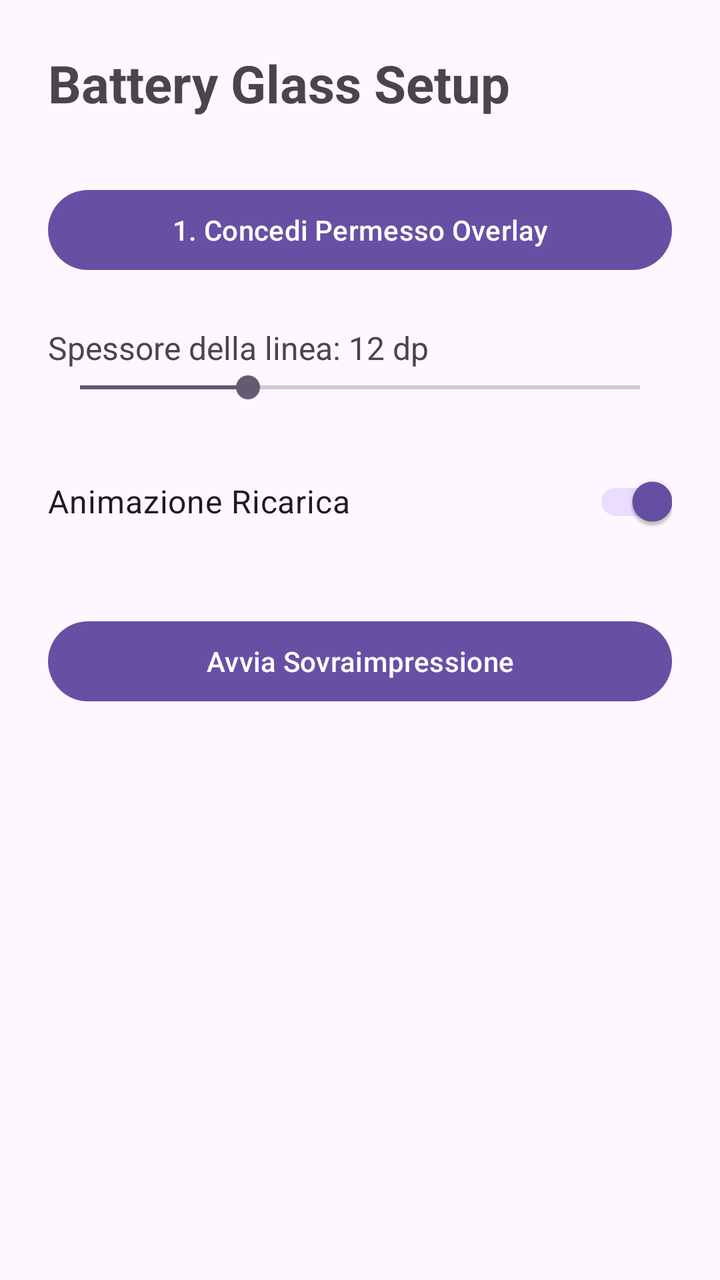
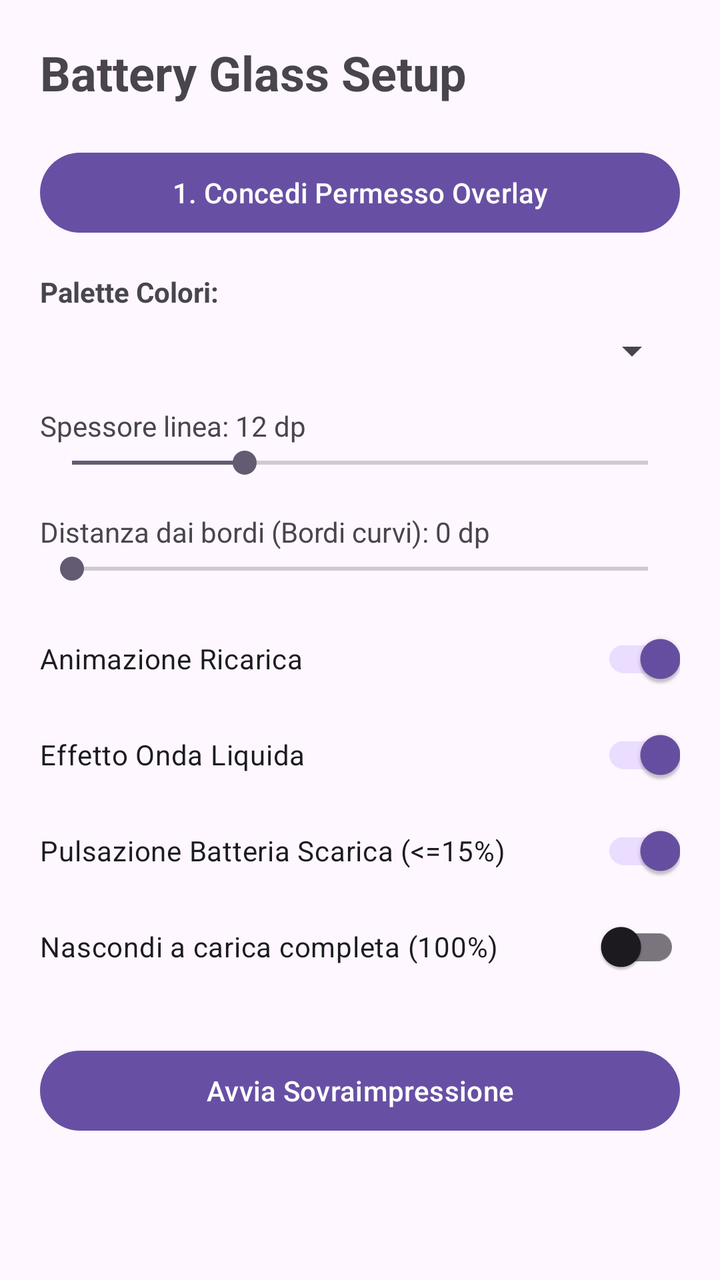

Compare the two renders of this Android layout. The source of the first and the diff that turns it into the second are given below.
<!-- AndroidManifest.xml: application theme Theme.Material3.DayNight -->
<!-- res/layout/activity_main.xml -->
<?xml version="1.0" encoding="utf-8"?>
<LinearLayout xmlns:android="http://schemas.android.com/apk/res/android"
    android:layout_width="match_parent"
    android:layout_height="match_parent"
    android:orientation="vertical"
    android:padding="24dp">

    <TextView
        android:layout_width="wrap_content"
        android:layout_height="wrap_content"
        android:text="Battery Glass Setup"
        android:textSize="26sp"
        android:textStyle="bold"
        android:layout_marginBottom="32dp" />

    <Button
        android:id="@+id/btnOverlayPermission"
        android:layout_width="match_parent"
        android:layout_height="wrap_content"
        android:text="1. Concedi Permesso Overlay" />

    <TextView
        android:id="@+id/tvThickness"
        android:layout_width="wrap_content"
        android:layout_height="wrap_content"
        android:layout_marginTop="24dp"
        android:text="Spessore della linea: 12 dp"
        android:textSize="16sp" />

    <SeekBar
        android:id="@+id/sbThickness"
        android:layout_width="match_parent"
        android:layout_height="wrap_content"
        android:max="40"
        android:progress="12" />

    <com.google.android.material.switchmaterial.SwitchMaterial
        android:id="@+id/switchAnimation"
        android:layout_width="match_parent"
        android:layout_height="wrap_content"
        android:layout_marginTop="24dp"
        android:checked="true"
        android:text="Animazione Ricarica"
        android:textSize="16sp" />

    <Button
        android:id="@+id/btnToggleService"
        android:layout_width="match_parent"
        android:layout_height="wrap_content"
        android:layout_marginTop="32dp"
        android:text="Avvia Sovraimpressione" />

</LinearLayout>
<!-- resources referenced by this layout -->
<resources>

</resources>

<!-- the commit's change to res/layout/activity_main.xml (unified diff, before → after) -->
@@ -1,53 +1,104 @@
 <?xml version="1.0" encoding="utf-8"?>
-<LinearLayout xmlns:android="http://schemas.android.com/apk/res/android"
+<ScrollView xmlns:android="http://schemas.android.com/apk/res/android"
     android:layout_width="match_parent"
-    android:layout_height="match_parent"
-    android:orientation="vertical"
-    android:padding="24dp">
+    android:layout_height="match_parent">
 
-    <TextView
-        android:layout_width="wrap_content"
-        android:layout_height="wrap_content"
-        android:text="Battery Glass Setup"
-        android:textSize="26sp"
-        android:textStyle="bold"
-        android:layout_marginBottom="32dp" />
-
-    <Button
-        android:id="@+id/btnOverlayPermission"
+    <LinearLayout
         android:layout_width="match_parent"
         android:layout_height="wrap_content"
-        android:text="1. Concedi Permesso Overlay" />
+        android:orientation="vertical"
+        android:padding="20dp">
 
-    <TextView
-        android:id="@+id/tvThickness"
-        android:layout_width="wrap_content"
-        android:layout_height="wrap_content"
-        android:layout_marginTop="24dp"
-        android:text="Spessore della linea: 12 dp"
-        android:textSize="16sp" />
+        <TextView
+            android:layout_width="wrap_content"
+            android:layout_height="wrap_content"
+            android:text="Battery Glass Setup"
+            android:textSize="24sp"
+            android:textStyle="bold"
+            android:layout_marginBottom="20dp" />
 
-    <SeekBar
-        android:id="@+id/sbThickness"
-        android:layout_width="match_parent"
-        android:layout_height="wrap_content"
-        android:max="40"
-        android:progress="12" />
+        <Button
+            android:id="@+id/btnOverlayPermission"
+            android:layout_width="match_parent"
+            android:layout_height="wrap_content"
+            android:text="1. Concedi Permesso Overlay" />
 
-    <com.google.android.material.switchmaterial.SwitchMaterial
-        android:id="@+id/switchAnimation"
-        android:layout_width="match_parent"
-        android:layout_height="wrap_content"
-        android:layout_marginTop="24dp"
-        android:checked="true"
-        android:text="Animazione Ricarica"
-        android:textSize="16sp" />
+        <TextView
+            android:layout_width="wrap_content"
+            android:layout_height="wrap_content"
+            android:layout_marginTop="16dp"
+            android:text="Palette Colori:"
+            android:textStyle="bold" />
 
-    <Button
-        android:id="@+id/btnToggleService"
-        android:layout_width="match_parent"
-        android:layout_height="wrap_content"
-        android:layout_marginTop="32dp"
-        android:text="Avvia Sovraimpressione" />
+        <Spinner
+            android:id="@+id/spinnerPalette"
+            android:layout_width="match_parent"
+            android:layout_height="wrap_content"
+            android:layout_marginTop="8dp" />
 
-</LinearLayout>
+        <TextView
+            android:id="@+id/tvThickness"
+            android:layout_width="wrap_content"
+            android:layout_height="wrap_content"
+            android:layout_marginTop="16dp"
+            android:text="Spessore linea: 12 dp" />
+
+        <SeekBar
+            android:id="@+id/sbThickness"
+            android:layout_width="match_parent"
+            android:layout_height="wrap_content"
+            android:max="40"
+            android:progress="12" />
+
+        <TextView
+            android:id="@+id/tvPadding"
+            android:layout_width="wrap_content"
+            android:layout_height="wrap_content"
+            android:layout_marginTop="16dp"
+            android:text="Distanza dai bordi (Bordi curvi): 0 dp" />
+
+        <SeekBar
+            android:id="@+id/sbPadding"
+            android:layout_width="match_parent"
+            android:layout_height="wrap_content"
+            android:max="30"
+            android:progress="0" />
+
+        <com.google.android.material.switchmaterial.SwitchMaterial
+            android:id="@+id/switchAnimation"
+            android:layout_width="match_parent"
+            android:layout_height="wrap_content"
+            android:layout_marginTop="12dp"
+            android:checked="true"
+            android:text="Animazione Ricarica" />
+
+        <com.google.android.material.switchmaterial.SwitchMaterial
+            android:id="@+id/switchWave"
+            android:layout_width="match_parent"
+            android:layout_height="wrap_content"
+            android:checked="true"
+            android:text="Effetto Onda Liquida" />
+
+        <com.google.android.material.switchmaterial.SwitchMaterial
+            android:id="@+id/switchPulse"
+            android:layout_width="match_parent"
+            android:layout_height="wrap_content"
+            android:checked="true"
+            android:text="Pulsazione Batteria Scarica (&lt;=15%)" />
+
+        <com.google.android.material.switchmaterial.SwitchMaterial
+            android:id="@+id/switchHideFull"
+            android:layout_width="match_parent"
+            android:layout_height="wrap_content"
+            android:checked="false"
+            android:text="Nascondi a carica completa (100%)" />
+
+        <Button
+            android:id="@+id/btnToggleService"
+            android:layout_width="match_parent"
+            android:layout_height="wrap_content"
+            android:layout_marginTop="24dp"
+            android:text="Avvia Sovraimpressione" />
+
+    </LinearLayout>
+</ScrollView>
